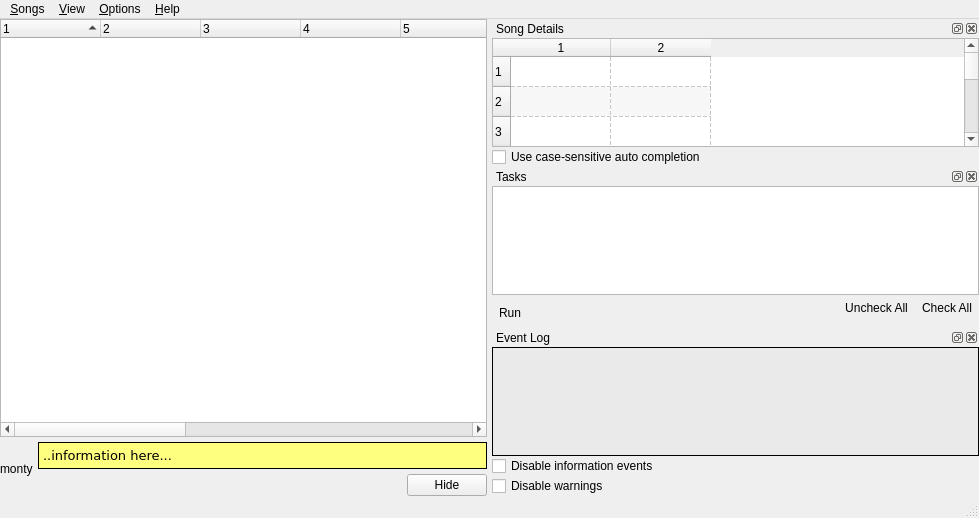
UltraStar-Deluxe/UltraStar-Manager, file uman/src/QUMainWindow.ui: the form before one commit.
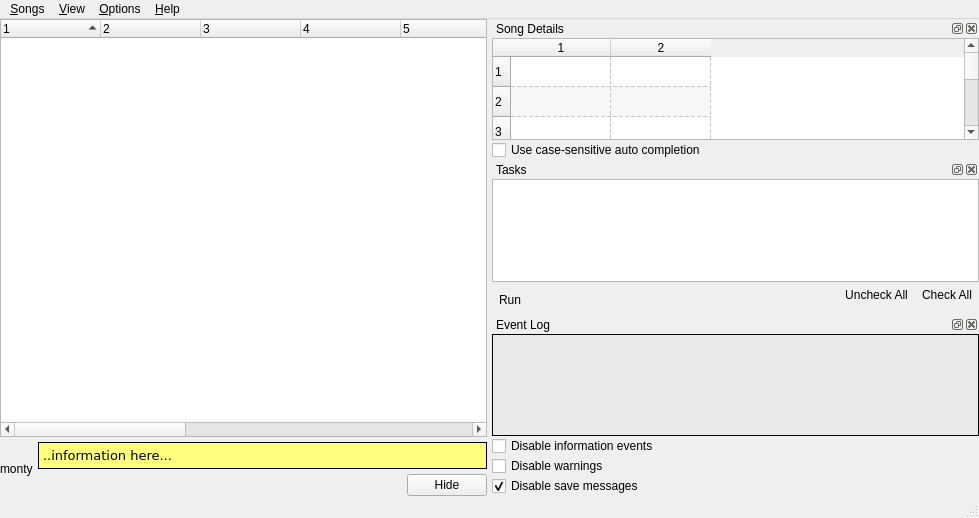
The form after the commit. Icons and pictures are not drawn. Custom widgets are drawn as their Qt base class.

```diff
--- a/uman/src/QUMainWindow.ui
+++ b/uman/src/QUMainWindow.ui
@@ -715,6 +715,19 @@
               </property>
              </widget>
             </item>
+            <item>
+             <widget class="QCheckBox" name="disableSaveChk" >
+              <property name="text" >
+               <string>Disable save messages</string>
+              </property>
+              <property name="icon" >
+               <iconset resource="images/uman.qrc" >:/marks/disk.png</iconset>
+              </property>
+              <property name="checked" >
+               <bool>true</bool>
+              </property>
+             </widget>
+            </item>
            </layout>
           </widget>
          </widget>
```
